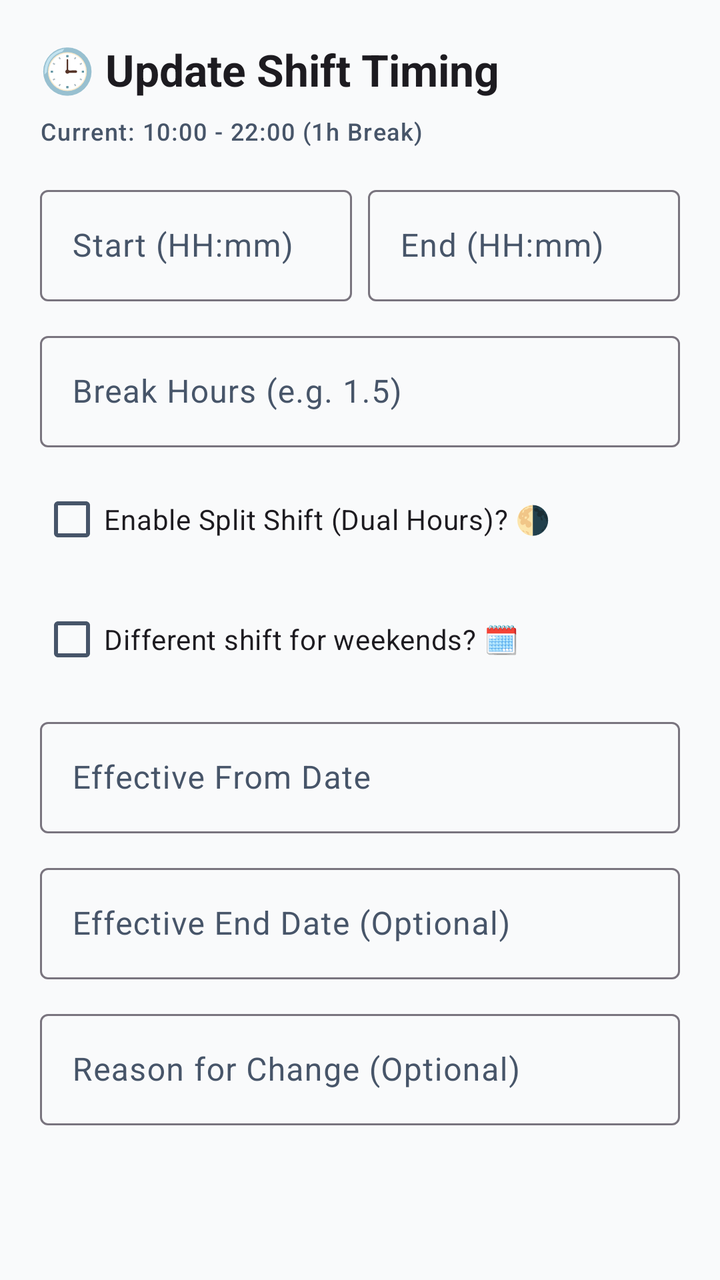
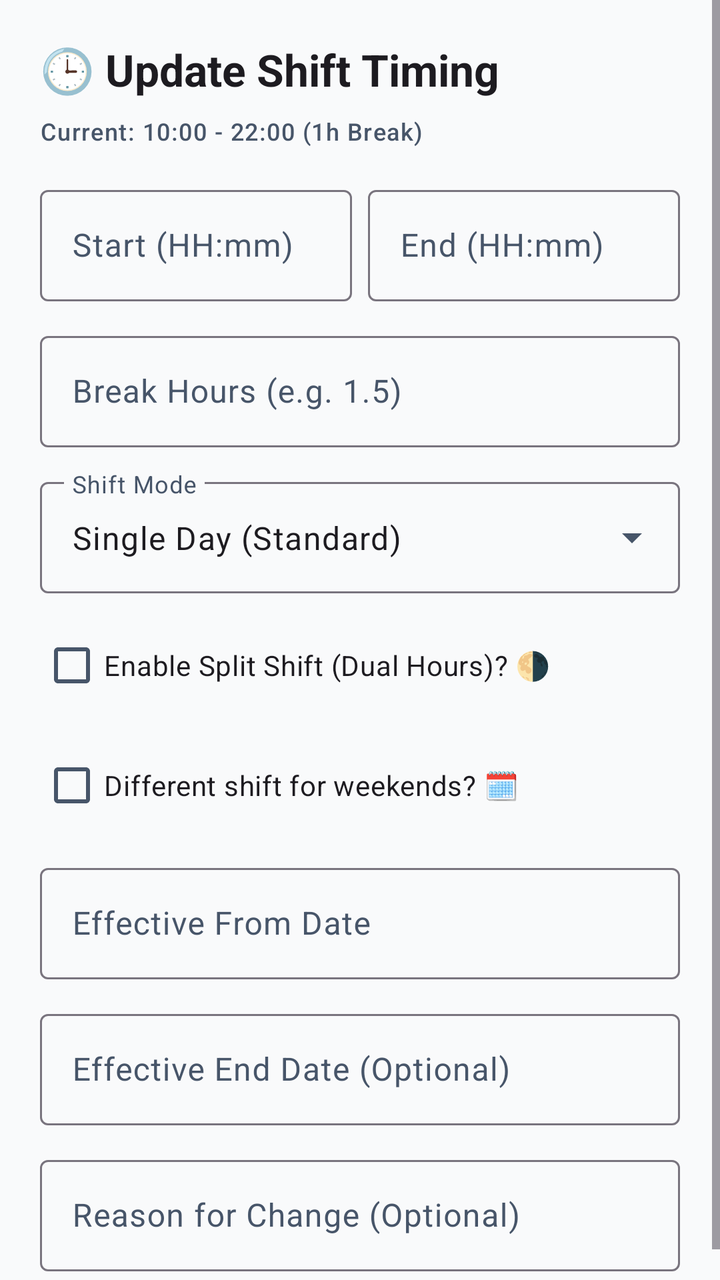

The first picture is an Android layout as it rendered before a commit; the second is the same layout after the commit. The layout source and the unified diff follow.
<!-- AndroidManifest.xml: application theme Theme.Biometric -->
<!-- res/layout/dialog_shift_update.xml -->
<?xml version="1.0" encoding="utf-8"?>
<ScrollView xmlns:android="http://schemas.android.com/apk/res/android"
    xmlns:app="http://schemas.android.com/apk/res-auto"
    android:layout_width="match_parent"
    android:layout_height="wrap_content">

    <LinearLayout
        android:layout_width="match_parent"
        android:layout_height="wrap_content"
        android:orientation="vertical"
        android:padding="20dp">

        <TextView
            android:id="@+id/tvDialogTitle"
            android:layout_width="match_parent"
            android:layout_height="wrap_content"
            android:text="🕒 Update Shift Timing"
            android:textAppearance="@style/TextAppearance.Material3.TitleLarge"
            android:textStyle="bold"
            android:layout_marginBottom="8dp" />

        <TextView
            android:id="@+id/tvCurrentShift"
            android:layout_width="match_parent"
            android:layout_height="wrap_content"
            android:text="Current: 10:00 - 22:00 (1h Break)"
            android:textAppearance="@style/TextAppearance.Material3.LabelMedium"
            android:textColor="@color/text_secondary"
            android:layout_marginBottom="16dp" />

        <LinearLayout
            android:layout_width="match_parent"
            android:layout_height="wrap_content"
            android:orientation="horizontal"
            android:baselineAligned="false">

            <com.google.android.material.textfield.TextInputLayout
                android:layout_width="0dp"
                android:layout_height="wrap_content"
                android:layout_weight="1"
                android:layout_marginEnd="8dp"
                android:hint="Start (HH:mm)"
                style="@style/Widget.Material3.TextInputLayout.OutlinedBox">
                <com.google.android.material.textfield.TextInputEditText
                    android:id="@+id/etShiftStart"
                    android:layout_width="match_parent"
                    android:layout_height="wrap_content"
                    android:focusable="false"
                    android:clickable="true"
                    android:inputType="none" />
            </com.google.android.material.textfield.TextInputLayout>

            <com.google.android.material.textfield.TextInputLayout
                android:layout_width="0dp"
                android:layout_height="wrap_content"
                android:layout_weight="1"
                android:hint="End (HH:mm)"
                style="@style/Widget.Material3.TextInputLayout.OutlinedBox">
                <com.google.android.material.textfield.TextInputEditText
                    android:id="@+id/etShiftEnd"
                    android:layout_width="match_parent"
                    android:layout_height="wrap_content"
                    android:focusable="false"
                    android:clickable="true"
                    android:inputType="none" />
            </com.google.android.material.textfield.TextInputLayout>
        </LinearLayout>

        <com.google.android.material.textfield.TextInputLayout
            android:layout_width="match_parent"
            android:layout_height="wrap_content"
            android:layout_marginTop="12dp"
            android:hint="Break Hours (e.g. 1.5)"
            style="@style/Widget.Material3.TextInputLayout.OutlinedBox">
            <com.google.android.material.textfield.TextInputEditText
                android:id="@+id/etBreakHours"
                android:layout_width="match_parent"
                android:layout_height="wrap_content"
                android:inputType="numberDecimal" />
        </com.google.android.material.textfield.TextInputLayout>

        <com.google.android.material.checkbox.MaterialCheckBox
            android:id="@+id/cbSplitShift"
            android:layout_width="match_parent"
            android:layout_height="wrap_content"
            android:text="Enable Split Shift (Dual Hours)? 🌗"
            android:layout_marginTop="12dp" />

        <LinearLayout
            android:id="@+id/llSplitShiftContainer"
            android:layout_width="match_parent"
            android:layout_height="wrap_content"
            android:orientation="vertical"
            android:visibility="gone">

            <LinearLayout
                android:layout_width="match_parent"
                android:layout_height="wrap_content"
                android:orientation="horizontal"
                android:layout_marginTop="8dp">

                <com.google.android.material.textfield.TextInputLayout
                    android:layout_width="0dp"
                    android:layout_height="wrap_content"
                    android:layout_weight="1"
                    android:layout_marginEnd="8dp"
                    android:hint="Shift 2 Start"
                    style="@style/Widget.Material3.TextInputLayout.OutlinedBox">
                    <com.google.android.material.textfield.TextInputEditText
                        android:id="@+id/etShift2Start"
                        android:layout_width="match_parent"
                        android:layout_height="wrap_content"
                        android:focusable="false"
                        android:clickable="true"
                        android:inputType="none" />
                </com.google.android.material.textfield.TextInputLayout>

                <com.google.android.material.textfield.TextInputLayout
                    android:layout_width="0dp"
                    android:layout_height="wrap_content"
                    android:layout_weight="1"
                    android:hint="Shift 2 End"
                    style="@style/Widget.Material3.TextInputLayout.OutlinedBox">
                    <com.google.android.material.textfield.TextInputEditText
                        android:id="@+id/etShift2End"
                        android:layout_width="match_parent"
                        android:layout_height="wrap_content"
                        android:focusable="false"
                        android:clickable="true"
                        android:inputType="none" />
                </com.google.android.material.textfield.TextInputLayout>
            </LinearLayout>
        </LinearLayout>

        <com.google.android.material.checkbox.MaterialCheckBox
            android:id="@+id/cbCustomWeekendShift"
            android:layout_width="match_parent"
            android:layout_height="wrap_content"
            android:text="Different shift for weekends? 🗓️"
            android:layout_marginTop="12dp" />

        <LinearLayout
            android:id="@+id/llWeekendShiftContainer"
            android:layout_width="match_parent"
            android:layout_height="wrap_content"
            android:orientation="vertical"
            android:visibility="gone">

            <LinearLayout
                android:layout_width="match_parent"
                android:layout_height="wrap_content"
                android:orientation="horizontal"
                android:layout_marginTop="8dp">

                <com.google.android.material.textfield.TextInputLayout
                    android:layout_width="0dp"
                    android:layout_height="wrap_content"
                    android:layout_weight="1"
                    android:layout_marginEnd="8dp"
                    android:hint="Wknd Start"
                    style="@style/Widget.Material3.TextInputLayout.OutlinedBox">
                    <com.google.android.material.textfield.TextInputEditText
                        android:id="@+id/etWeekendShiftStart"
                        android:layout_width="match_parent"
                        android:layout_height="wrap_content"
                        android:focusable="false"
                        android:clickable="true"
                        android:inputType="none" />
                </com.google.android.material.textfield.TextInputLayout>

                <com.google.android.material.textfield.TextInputLayout
                    android:layout_width="0dp"
                    android:layout_height="wrap_content"
                    android:layout_weight="1"
                    android:hint="Wknd End"
                    style="@style/Widget.Material3.TextInputLayout.OutlinedBox">
                    <com.google.android.material.textfield.TextInputEditText
                        android:id="@+id/etWeekendShiftEnd"
                        android:layout_width="match_parent"
                        android:layout_height="wrap_content"
                        android:focusable="false"
                        android:clickable="true"
                        android:inputType="none" />
                </com.google.android.material.textfield.TextInputLayout>
            </LinearLayout>

            <com.google.android.material.textfield.TextInputLayout
                android:layout_width="match_parent"
                android:layout_height="wrap_content"
                android:layout_marginTop="8dp"
                android:hint="Wknd Break Hours"
                style="@style/Widget.Material3.TextInputLayout.OutlinedBox">
                <com.google.android.material.textfield.TextInputEditText
                    android:id="@+id/etWeekendBreakHours"
                    android:layout_width="match_parent"
                    android:layout_height="wrap_content"
                    android:inputType="numberDecimal" />
            </com.google.android.material.textfield.TextInputLayout>

            <com.google.android.material.checkbox.MaterialCheckBox
                android:id="@+id/cbWeekendSplitShift"
                android:layout_width="match_parent"
                android:layout_height="wrap_content"
                android:text="Enable Weekend Split Shift? 🌗"
                android:layout_marginTop="12dp" />

            <LinearLayout
                android:id="@+id/llWeekendSplitShiftContainer"
                android:layout_width="match_parent"
                android:layout_height="wrap_content"
                android:orientation="vertical"
                android:visibility="gone">

                <LinearLayout
                    android:layout_width="match_parent"
                    android:layout_height="wrap_content"
                    android:orientation="horizontal"
                    android:layout_marginTop="8dp">

                    <com.google.android.material.textfield.TextInputLayout
                        android:layout_width="0dp"
                        android:layout_height="wrap_content"
                        android:layout_weight="1"
                        android:layout_marginEnd="8dp"
                        android:hint="Wknd S2 Start"
                        style="@style/Widget.Material3.TextInputLayout.OutlinedBox">
                        <com.google.android.material.textfield.TextInputEditText
                            android:id="@+id/etWeekendShift2Start"
                            android:layout_width="match_parent"
                            android:layout_height="wrap_content"
                            android:focusable="false"
                            android:clickable="true"
                            android:inputType="none" />
                    </com.google.android.material.textfield.TextInputLayout>

                    <com.google.android.material.textfield.TextInputLayout
                        android:layout_width="0dp"
                        android:layout_weight="1"
                        android:layout_height="wrap_content"
                        android:hint="Wknd S2 End"
                        style="@style/Widget.Material3.TextInputLayout.OutlinedBox">
                        <com.google.android.material.textfield.TextInputEditText
                            android:id="@+id/etWeekendShift2End"
                            android:layout_width="match_parent"
                            android:layout_height="wrap_content"
                            android:focusable="false"
                            android:clickable="true"
                            android:inputType="none" />
                    </com.google.android.material.textfield.TextInputLayout>
                </LinearLayout>
            </LinearLayout>
        </LinearLayout>

        <com.google.android.material.textfield.TextInputLayout
            android:layout_width="match_parent"
            android:layout_height="wrap_content"
            android:layout_marginTop="12dp"
            android:hint="Effective From Date"
            style="@style/Widget.Material3.TextInputLayout.OutlinedBox">
            <com.google.android.material.textfield.TextInputEditText
                android:id="@+id/etEffectiveDate"
                android:layout_width="match_parent"
                android:layout_height="wrap_content"
                android:focusable="false"
                android:clickable="true"
                android:inputType="none" />
        </com.google.android.material.textfield.TextInputLayout>

        <com.google.android.material.textfield.TextInputLayout
            android:layout_width="match_parent"
            android:layout_height="wrap_content"
            android:layout_marginTop="12dp"
            android:hint="Effective End Date (Optional)"
            style="@style/Widget.Material3.TextInputLayout.OutlinedBox">
            <com.google.android.material.textfield.TextInputEditText
                android:id="@+id/etEndDate"
                android:layout_width="match_parent"
                android:layout_height="wrap_content"
                android:focusable="false"
                android:clickable="true"
                android:inputType="none" />
        </com.google.android.material.textfield.TextInputLayout>

        <com.google.android.material.textfield.TextInputLayout
            android:layout_width="match_parent"
            android:layout_height="wrap_content"
            android:layout_marginTop="12dp"
            android:hint="Reason for Change (Optional)"
            style="@style/Widget.Material3.TextInputLayout.OutlinedBox">
            <com.google.android.material.textfield.TextInputEditText
                android:id="@+id/etReason"
                android:layout_width="match_parent"
                android:layout_height="wrap_content"
                android:inputType="textCapSentences|textCapWords" />
        </com.google.android.material.textfield.TextInputLayout>

    </LinearLayout>
</ScrollView>
<!-- resources referenced by this layout -->
<resources>
  <color name="text_secondary">#475569</color>
  <style name="Theme.Biometric" parent="Theme.Material3.DayNight.NoActionBar">
          
          <item name="colorPrimary">@color/colorPrimary</item>
          <item name="colorPrimaryDark">@color/colorPrimaryDark</item>
          <item name="colorPrimaryVariant">@color/colorPrimaryDark</item>
          <item name="colorOnPrimary">@android:color/white</item>
          
          
          <item name="colorSecondary">@color/colorAccent</item>
          <item name="colorOnSecondary">@android:color/white</item>
  
          
          <item name="android:colorBackground">@color/window_background</item>
          <item name="android:windowBackground">@color/window_background</item>
          <item name="android:windowDisablePreview">false</item>
          <item name="colorSurface">@color/window_background</item>
          <item name="colorOnSurface">@color/text_primary</item>
          <item name="colorSurfaceVariant">@color/colorSurfaceVariant</item>
          <item name="colorOnSurfaceVariant">@color/text_secondary</item>
          <item name="colorError">@color/red</item>
          <item name="colorOnError">@android:color/white</item>
          <item name="colorOutline">@color/outline</item>
          <item name="colorOutlineVariant">@color/outline_variant</item>
  
          
          <item name="android:statusBarColor">?attr/colorSurface</item>
          <item name="android:windowLightStatusBar">true</item>
          <item name="android:navigationBarColor">?attr/colorSurface</item>
          <item name="android:windowLightNavigationBar" tools:targetApi="27">true</item>
          <item name="android:windowLayoutInDisplayCutoutMode" tools:targetApi="28">shortEdges</item>
  
          
          <item name="android:windowActivityTransitions">true</item>
          <item name="android:windowEnterTransition">@android:transition/fade</item>
          <item name="android:windowExitTransition">@android:transition/fade</item>
  
          
          <item name="toolbarStyle">@style/Widget.App.Toolbar</item>
          <item name="materialCardViewStyle">@style/Widget.App.CardView</item>
      </style>
  <color name="colorPrimary">#4F46E5</color>
  <color name="colorPrimaryDark">#4338CA</color>
  <color name="colorAccent">#F43F5E</color>
  <color name="window_background">#F9FAFB</color>
  <color name="text_primary">#0F172A</color>
  <color name="colorSurfaceVariant">#F3F4F6</color>
  <color name="red">#EF4444</color>
  <color name="outline">#79747E</color>
  <color name="outline_variant">#CAC4D0</color>
  <style name="Widget.App.Toolbar" parent="Widget.Material3.Toolbar.OnSurface">
          <item name="titleTextAppearance">@style/TextAppearance.App.ToolbarTitle</item>
      </style>
  <style name="Widget.App.CardView" parent="Widget.Material3.CardView.Elevated">
          <item name="cardCornerRadius">16dp</item>
          <item name="cardElevation">4dp</item>
      </style>
  <style name="TextAppearance.App.ToolbarTitle" parent="TextAppearance.Material3.TitleLarge">
          <item name="android:textStyle">bold</item>
      </style>
</resources>

<!-- the commit's change to res/layout/dialog_shift_update.xml (unified diff, before → after) -->
@@ -77,6 +77,21 @@
                 android:layout_width="match_parent"
                 android:layout_height="wrap_content"
                 android:inputType="numberDecimal" />
+        </com.google.android.material.textfield.TextInputLayout>
+
+        <com.google.android.material.textfield.TextInputLayout
+            android:id="@+id/tilShiftMode"
+            android:layout_width="match_parent"
+            android:layout_height="wrap_content"
+            android:layout_marginTop="12dp"
+            android:hint="Shift Mode"
+            style="@style/Widget.Material3.TextInputLayout.OutlinedBox.ExposedDropdownMenu">
+            <AutoCompleteTextView
+                android:id="@+id/etShiftMode"
+                android:layout_width="match_parent"
+                android:layout_height="wrap_content"
+                android:inputType="none"
+                android:text="Single Day (Standard)" />
         </com.google.android.material.textfield.TextInputLayout>
 
         <com.google.android.material.checkbox.MaterialCheckBox
